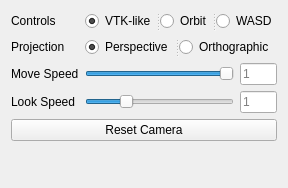
VRGroupRWTH/pli_view, file include/pli_vis/ui/plugins/interactor_toolbox.ui: the form before one commit.
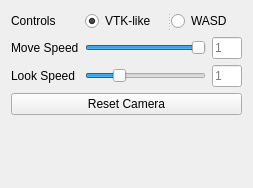
The form after the commit.

What changed in the file:
```diff
--- a/include/pli_vis/ui/plugins/interactor_toolbox.ui
+++ b/include/pli_vis/ui/plugins/interactor_toolbox.ui
@@ -14,19 +14,6 @@
    <string>Interactor Toolbox</string>
   </property>
   <layout class="QGridLayout" name="gridLayout">
-   <item row="0" column="0">
-    <widget class="QLabel" name="label_controls">
-     <property name="sizePolicy">
-      <sizepolicy hsizetype="Preferred" vsizetype="Preferred">
-       <horstretch>0</horstretch>
-       <verstretch>0</verstretch>
-      </sizepolicy>
-     </property>
-     <property name="text">
-      <string>Controls</string>
-     </property>
-    </widget>
-   </item>
    <item row="0" column="1" colspan="2">
     <widget class="QSplitter" name="splitter_2">
      <property name="orientation">
@@ -40,11 +27,6 @@
        <bool>true</bool>
       </property>
      </widget>
-     <widget class="QRadioButton" name="radio_button_orbit">
-      <property name="text">
-       <string>Orbit</string>
-      </property>
-     </widget>
      <widget class="QRadioButton" name="radio_button_wasd">
       <property name="text">
        <string>WASD</string>
@@ -53,42 +35,6 @@
     </widget>
    </item>
    <item row="1" column="0">
-    <widget class="QLabel" name="label_projection">
-     <property name="sizePolicy">
-      <sizepolicy hsizetype="Preferred" vsizetype="Preferred">
-       <horstretch>0</horstretch>
-       <verstretch>0</verstretch>
-      </sizepolicy>
-     </property>
-     <property name="text">
-      <string>Projection</string>
-     </property>
-    </widget>
-   </item>
-   <item row="1" column="1" colspan="2">
-    <widget class="QSplitter" name="splitter">
-     <property name="orientation">
-      <enum>Qt::Horizontal</enum>
-     </property>
-     <widget class="QRadioButton" name="radio_button_perspective">
-      <property name="text">
-       <string>Perspective</string>
-      </property>
-      <property name="checked">
-       <bool>true</bool>
-      </property>
-     </widget>
-     <widget class="QRadioButton" name="radio_button_orthographic">
-      <property name="text">
-       <string>Orthographic</string>
-      </property>
-      <property name="checked">
-       <bool>false</bool>
-      </property>
-     </widget>
-    </widget>
-   </item>
-   <item row="2" column="0">
     <widget class="QLabel" name="label_move_speed">
      <property name="sizePolicy">
       <sizepolicy hsizetype="Preferred" vsizetype="Preferred">
@@ -101,7 +47,7 @@
      </property>
     </widget>
    </item>
-   <item row="2" column="1">
+   <item row="1" column="1">
     <widget class="QSlider" name="slider_move_speed">
      <property name="sizePolicy">
       <sizepolicy hsizetype="Preferred" vsizetype="Preferred">
@@ -129,83 +75,7 @@
      </property>
     </widget>
    </item>
-   <item row="2" column="2">
-    <widget class="QLineEdit" name="line_edit_move_speed">
-     <property name="sizePolicy">
-      <sizepolicy hsizetype="Preferred" vsizetype="Preferred">
-       <horstretch>1</horstretch>
-       <verstretch>0</verstretch>
-      </sizepolicy>
-     </property>
-     <property name="text">
-      <string/>
-     </property>
-     <property name="alignment">
-      <set>Qt::AlignLeading|Qt::AlignLeft|Qt::AlignVCenter</set>
-     </property>
-     <property name="placeholderText">
-      <string>1</string>
-     </property>
-    </widget>
-   </item>
-   <item row="3" column="0">
-    <widget class="QLabel" name="label_look_speed">
-     <property name="sizePolicy">
-      <sizepolicy hsizetype="Preferred" vsizetype="Preferred">
-       <horstretch>0</horstretch>
-       <verstretch>0</verstretch>
-      </sizepolicy>
-     </property>
-     <property name="text">
-      <string>Look Speed</string>
-     </property>
-    </widget>
-   </item>
-   <item row="3" column="1">
-    <widget class="QSlider" name="slider_look_speed">
-     <property name="sizePolicy">
-      <sizepolicy hsizetype="Preferred" vsizetype="Preferred">
-       <horstretch>4</horstretch>
-       <verstretch>0</verstretch>
-      </sizepolicy>
-     </property>
-     <property name="minimumSize">
-      <size>
-       <width>0</width>
-       <height>0</height>
-      </size>
-     </property>
-     <property name="maximum">
-      <number>10000</number>
-     </property>
-     <property name="value">
-      <number>2500</number>
-     </property>
-     <property name="orientation">
-      <enum>Qt::Horizontal</enum>
-     </property>
-    </widget>
-   </item>
-   <item row="3" column="2">
-    <widget class="QLineEdit" name="line_edit_look_speed">
-     <property name="sizePolicy">
-      <sizepolicy hsizetype="Preferred" vsizetype="Preferred">
-       <horstretch>1</horstretch>
-       <verstretch>0</verstretch>
-      </sizepolicy>
-     </property>
-     <property name="text">
-      <string/>
-     </property>
-     <property name="alignment">
-      <set>Qt::AlignLeading|Qt::AlignLeft|Qt::AlignVCenter</set>
-     </property>
-     <property name="placeholderText">
-      <string>1</string>
-     </property>
-    </widget>
-   </item>
-   <item row="4" column="0" colspan="3">
+   <item row="3" column="0" colspan="3">
     <widget class="QPushButton" name="button_reset_camera">
      <property name="enabled">
       <bool>true</bool>
@@ -221,7 +91,96 @@
      </property>
     </widget>
    </item>
-   <item row="5" column="1">
+   <item row="2" column="2">
+    <widget class="QLineEdit" name="line_edit_look_speed">
+     <property name="sizePolicy">
+      <sizepolicy hsizetype="Preferred" vsizetype="Preferred">
+       <horstretch>1</horstretch>
+       <verstretch>0</verstretch>
+      </sizepolicy>
+     </property>
+     <property name="text">
+      <string/>
+     </property>
+     <property name="alignment">
+      <set>Qt::AlignLeading|Qt::AlignLeft|Qt::AlignVCenter</set>
+     </property>
+     <property name="placeholderText">
+      <string>1</string>
+     </property>
+    </widget>
+   </item>
+   <item row="2" column="1">
+    <widget class="QSlider" name="slider_look_speed">
+     <property name="sizePolicy">
+      <sizepolicy hsizetype="Preferred" vsizetype="Preferred">
+       <horstretch>4</horstretch>
+       <verstretch>0</verstretch>
+      </sizepolicy>
+     </property>
+     <property name="minimumSize">
+      <size>
+       <width>0</width>
+       <height>0</height>
+      </size>
+     </property>
+     <property name="maximum">
+      <number>10000</number>
+     </property>
+     <property name="value">
+      <number>2500</number>
+     </property>
+     <property name="orientation">
+      <enum>Qt::Horizontal</enum>
+     </property>
+    </widget>
+   </item>
+   <item row="2" column="0">
+    <widget class="QLabel" name="label_look_speed">
+     <property name="sizePolicy">
+      <sizepolicy hsizetype="Preferred" vsizetype="Preferred">
+       <horstretch>0</horstretch>
+       <verstretch>0</verstretch>
+      </sizepolicy>
+     </property>
+     <property name="text">
+      <string>Look Speed</string>
+     </property>
+    </widget>
+   </item>
+   <item row="1" column="2">
+    <widget class="QLineEdit" name="line_edit_move_speed">
+     <property name="sizePolicy">
+      <sizepolicy hsizetype="Preferred" vsizetype="Preferred">
+       <horstretch>1</horstretch>
+       <verstretch>0</verstretch>
+      </sizepolicy>
+     </property>
+     <property name="text">
+      <string/>
+     </property>
+     <property name="alignment">
+      <set>Qt::AlignLeading|Qt::AlignLeft|Qt::AlignVCenter</set>
+     </property>
+     <property name="placeholderText">
+      <string>1</string>
+     </property>
+    </widget>
+   </item>
+   <item row="0" column="0">
+    <widget class="QLabel" name="label_controls">
+     <property name="sizePolicy">
+      <sizepolicy hsizetype="Preferred" vsizetype="Preferred">
+       <horstretch>0</horstretch>
+       <verstretch>0</verstretch>
+      </sizepolicy>
+     </property>
+     <property name="text">
+      <string>Controls</string>
+     </property>
+    </widget>
+   </item>
+   <item row="4" column="1">
     <spacer name="spacer">
      <property name="orientation">
       <enum>Qt::Vertical</enum>
```
